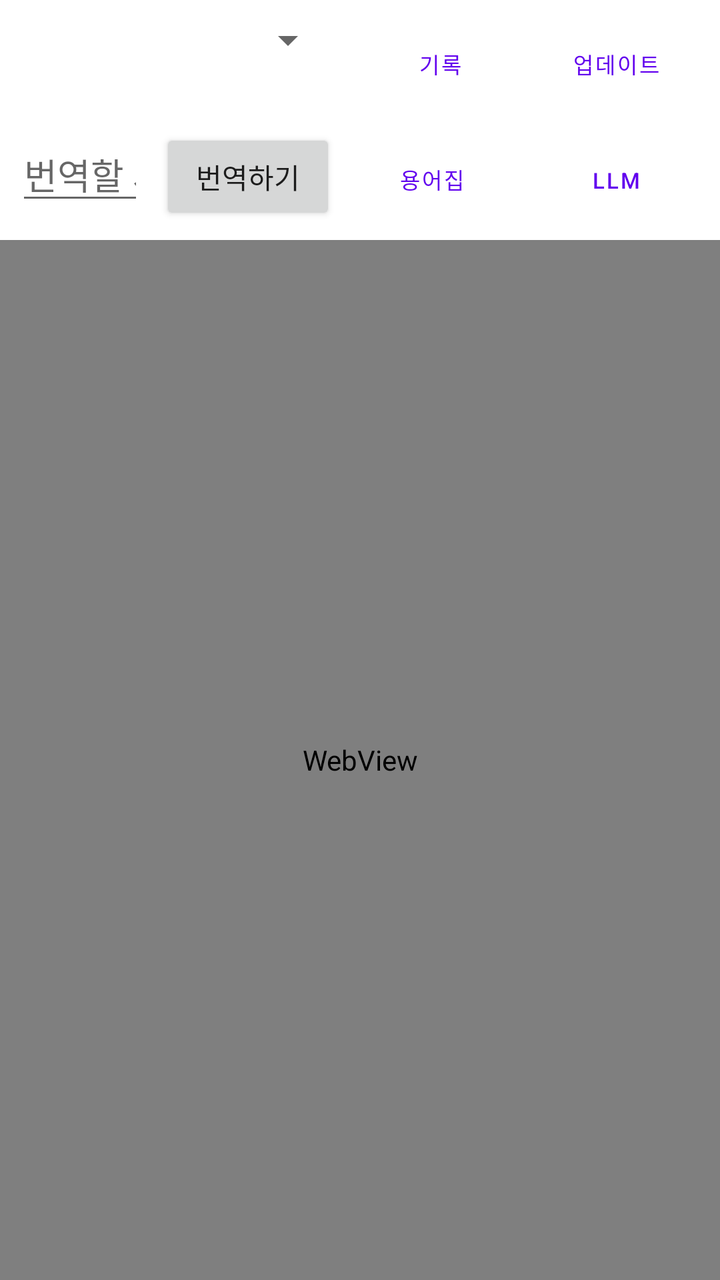
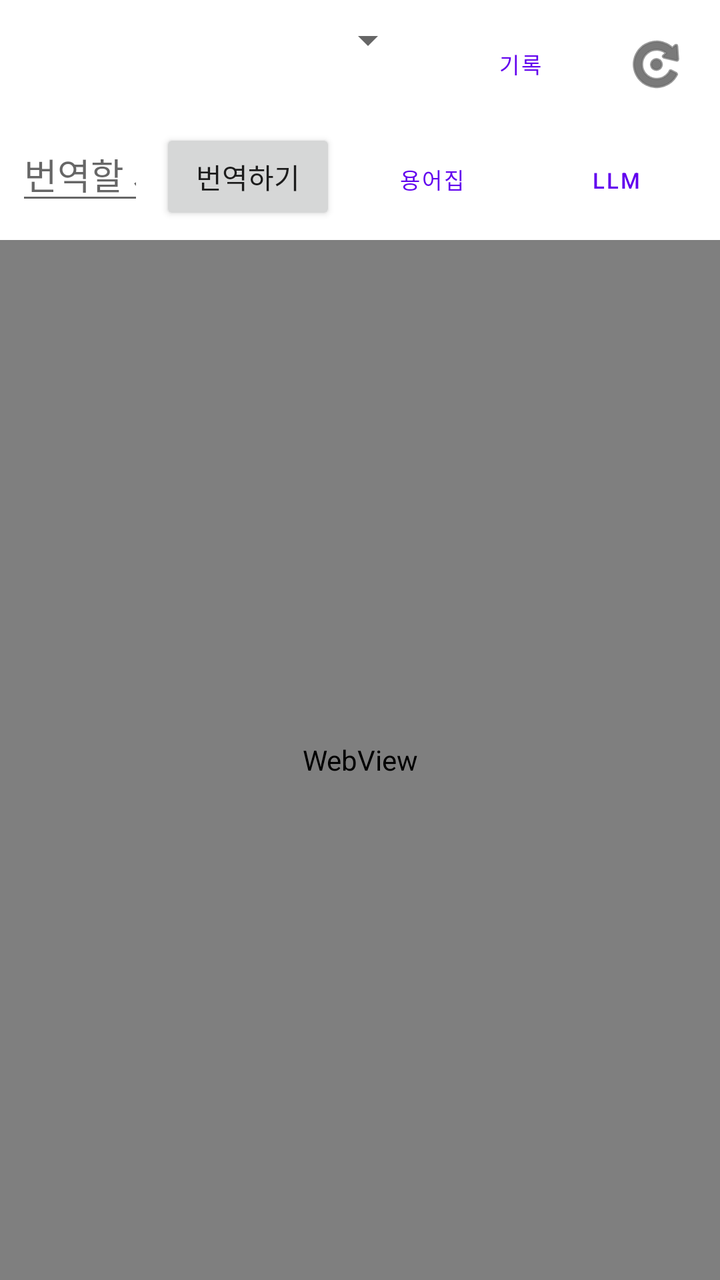

Screens rendered from an Android XML layout before and after an edit, with the pre-edit source and the edit as a unified diff.
<!-- AndroidManifest.xml: application theme Theme.TranslateApp -->
<!-- res/layout/activity_main.xml -->
<?xml version="1.0" encoding="utf-8"?>
<LinearLayout xmlns:android="http://schemas.android.com/apk/res/android"
    android:layout_width="match_parent"
    android:layout_height="match_parent"
    android:orientation="vertical">

    <LinearLayout
        android:layout_width="match_parent"
        android:layout_height="wrap_content"
        android:orientation="horizontal"
        android:paddingStart="8dp"
        android:paddingTop="8dp"
        android:paddingEnd="8dp">

        <Spinner
            android:id="@+id/spinnerSourceLang"
            android:layout_width="0dp"
            android:layout_height="wrap_content"
            android:layout_weight="1" />

        
        <TextView
            android:id="@+id/textTargetLangFixed"
            android:layout_width="wrap_content"
            android:layout_height="wrap_content"
            android:layout_gravity="center_vertical"
            android:paddingStart="4dp"
            android:paddingEnd="4dp" />

        <Button
            android:id="@+id/btnHistory"
            style="@style/Widget.MaterialComponents.Button.TextButton"
            android:layout_width="wrap_content"
            android:layout_height="wrap_content"
            android:text="@string/btn_history"
            android:textSize="11sp" />

        <Button
            android:id="@+id/btnCheckUpdate"
            style="@style/Widget.MaterialComponents.Button.TextButton"
            android:layout_width="wrap_content"
            android:layout_height="wrap_content"
            android:text="@string/btn_check_update"
            android:textSize="11sp" />

    </LinearLayout>

    <LinearLayout
        android:layout_width="match_parent"
        android:layout_height="wrap_content"
        android:orientation="horizontal"
        android:padding="8dp">

        <EditText
            android:id="@+id/editUrl"
            android:layout_width="0dp"
            android:layout_height="wrap_content"
            android:layout_weight="1"
            android:hint="@string/hint_url"
            android:imeOptions="actionGo"
            android:inputType="textUri"
            android:singleLine="true" />

        <Button
            android:id="@+id/btnTranslate"
            android:layout_width="wrap_content"
            android:layout_height="wrap_content"
            android:layout_marginStart="8dp"
            android:text="@string/btn_translate" />

        <Button
            android:id="@+id/btnGlossary"
            style="@style/Widget.MaterialComponents.Button.TextButton"
            android:layout_width="wrap_content"
            android:layout_height="wrap_content"
            android:layout_marginStart="4dp"
            android:text="@string/btn_glossary"
            android:textSize="11sp" />

        <Button
            android:id="@+id/btnLlmSettings"
            style="@style/Widget.MaterialComponents.Button.TextButton"
            android:layout_width="wrap_content"
            android:layout_height="wrap_content"
            android:layout_marginStart="4dp"
            android:text="@string/btn_llm_settings"
            android:textSize="11sp" />

    </LinearLayout>

    <ProgressBar
        android:id="@+id/progressBar"
        style="?android:attr/progressBarStyleHorizontal"
        android:layout_width="match_parent"
        android:layout_height="wrap_content"
        android:indeterminate="true"
        android:visibility="gone" />

    <WebView
        android:id="@+id/webView"
        android:layout_width="match_parent"
        android:layout_height="0dp"
        android:layout_weight="1" />

</LinearLayout>
<!-- resources referenced by this layout -->
<resources>
  <string name="btn_check_update">업데이트</string>
  <string name="btn_glossary">용어집</string>
  <string name="btn_history">기록</string>
  <string name="btn_llm_settings">LLM</string>
  <string name="btn_translate">번역하기</string>
  <string name="hint_url">번역할 사이트 주소를 입력하세요</string>
  <style name="Theme.TranslateApp" parent="Theme.MaterialComponents.DayNight.NoActionBar" />
</resources>

<!-- the commit's change to res/layout/activity_main.xml (unified diff, before → after) -->
@@ -35,13 +35,16 @@
             android:text="@string/btn_history"
             android:textSize="11sp" />
 
-        <Button
+        
+        <ImageButton
             android:id="@+id/btnCheckUpdate"
-            style="@style/Widget.MaterialComponents.Button.TextButton"
             android:layout_width="wrap_content"
             android:layout_height="wrap_content"
-            android:text="@string/btn_check_update"
-            android:textSize="11sp" />
+            android:background="?attr/selectableItemBackgroundBorderless"
+            android:contentDescription="@string/btn_check_update"
+            android:padding="8dp"
+            android:src="@android:drawable/ic_menu_rotate"
+            android:tint="?android:attr/textColorPrimary" />
 
     </LinearLayout>
 
